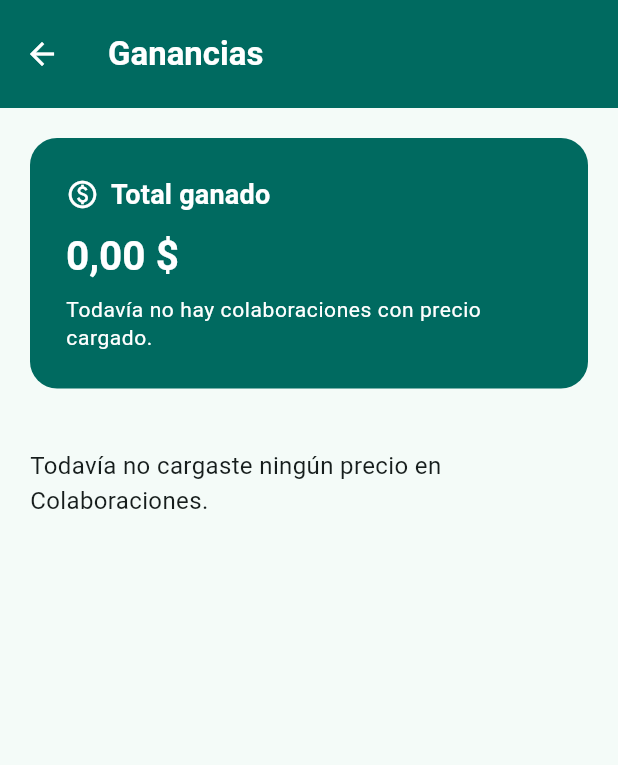
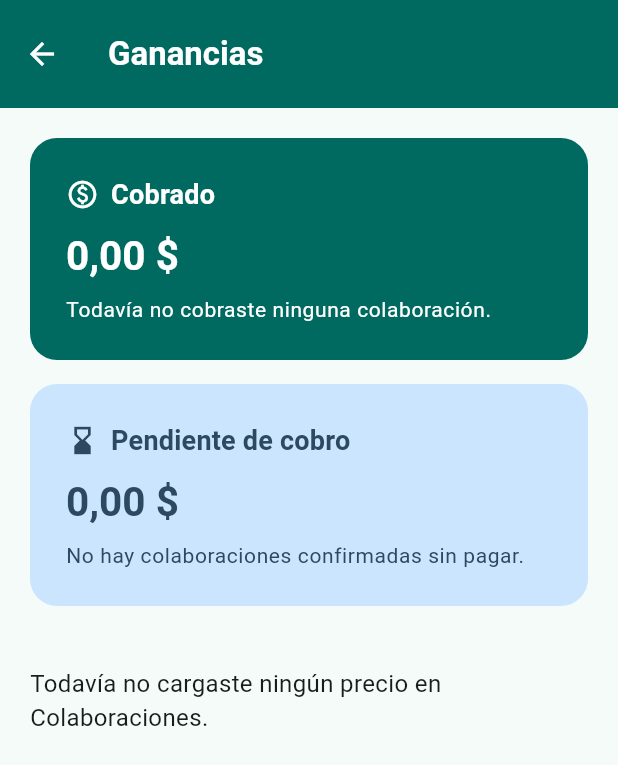
Before and after one commit to LudmilaCeleste/reels_manager, a Flutter app: the GananciasScreen screen opened directly, on a phone screen of 412 x 824 dp. Shown: the top 765 px of the screen. Run offline on Flutter 3.47's test engine with Material 3 defaults, Android fonts, the phone set to English and light mode, and no system bars; our stand-ins replace cloud_firestore, equatable, firebase_auth, firebase_core, flutter_riverpod, table_calendar; missing offline and left inert: flutter_inappwebview; accounts and stored records are empty.

Commit message:
Separar cobrado de pendiente en Ganancias y mejorar el reproductor de reels
Colaboraciones suma el estado "Pagada" (antes solo existian Confirmada
y Publicada, y una confirmada se contaba como plata ganada aunque no
se hubiera cobrado). Ganancias ahora muestra "Cobrado" (pagada o
publicada) y "Pendiente de cobro" (confirmada sin pagar) por separado
en vez de un unico total que mezclaba ambas cosas.

El reproductor de reels ahora muestra el video como una tarjeta de
telefono grande centrada (respetando el 9:16), con degradado del verde
de marca alrededor en vez de dejar el webview estirado a toda la
ventana sobre fondo negro.

Co-Authored-By: Claude Sonnet 5 <noreply@anthropic.com>

```diff
--- a/lib/features/colaboraciones/domain/usecases/calcular_totales.dart
+++ b/lib/features/colaboraciones/domain/usecases/calcular_totales.dart
@@ -1,33 +1,52 @@
 import '../entities/colaboracion.dart';
 
-/// Totales calculados a partir de la lista de colaboraciones: cuánto ya
-/// se ganó en total. Como el equipo solo carga colaboraciones ya
-/// cerradas (confirmadas o publicadas — no hay estado de "propuesta"),
-/// alcanza con sumar el precio de todas las que lo tengan cargado. Es
-/// una función pura de dominio, sin Flutter ni Firebase.
+/// Totales calculados a partir de la lista de colaboraciones, separando
+/// lo que ya se cobró (pagada o publicada — publicada implica pagada)
+/// de lo que todavía está pendiente (confirmada sin pagar). Es una
+/// función pura de dominio, sin Flutter ni Firebase.
 class TotalesColaboraciones {
   const TotalesColaboraciones({
-    required this.totalGanado,
-    required this.cantidadGanado,
+    required this.totalCobrado,
+    required this.cantidadCobrado,
+    required this.totalPendiente,
+    required this.cantidadPendiente,
   });
 
-  final double totalGanado;
-  final int cantidadGanado;
+  final double totalCobrado;
+  final int cantidadCobrado;
+  final double totalPendiente;
+  final int cantidadPendiente;
+
+  double get totalGeneral => totalCobrado + totalPendiente;
+  int get cantidadGeneral => cantidadCobrado + cantidadPendiente;
 }
 
+bool _estaCobrada(Colaboracion colaboracion) =>
+    colaboracion.estado == EstadoColaboracion.pagada ||
+    colaboracion.estado == EstadoColaboracion.publicada;
+
 TotalesColaboraciones calcularTotales(List<Colaboracion> colaboraciones) {
-  var totalGanado = 0.0;
-  var cantidadGanado = 0;
+  var totalCobrado = 0.0;
+  var cantidadCobrado = 0;
+  var totalPendiente = 0.0;
+  var cantidadPendiente = 0;
 
   for (final colaboracion in colaboraciones) {
     final precio = colaboracion.precio;
     if (precio == null) continue;
-    totalGanado += precio;
-    cantidadGanado++;
+    if (_estaCobrada(colaboracion)) {
+      totalCobrado += precio;
+      cantidadCobrado++;
+    } else {
+      totalPendiente += precio;
+      cantidadPendiente++;
+    }
   }
 
   return TotalesColaboraciones(
-    totalGanado: totalGanado,
-    cantidadGanado: cantidadGanado,
+    totalCobrado: totalCobrado,
+    cantidadCobrado: cantidadCobrado,
+    totalPendiente: totalPendiente,
+    cantidadPendiente: cantidadPendiente,
   );
 }
--- a/lib/features/colaboraciones/presentation/screens/ganancias_screen.dart
+++ b/lib/features/colaboraciones/presentation/screens/ganancias_screen.dart
@@ -6,11 +6,12 @@ import '../../domain/entities/colaboracion.dart';
 import '../../domain/usecases/calcular_totales.dart';
 import '../providers/colaboracion_providers.dart';
 
-/// Resumen de plata: cuánto se ganó en total con las colaboraciones
-/// cargadas (todas están confirmadas o publicadas — no hay estado de
-/// propuesta sin cerrar), calculado a partir de las mismas
-/// colaboraciones — no es una colección aparte en Firestore, se
-/// recalcula solo cuando algo cambia.
+/// Resumen de plata: cuánto ya se cobró y cuánto queda pendiente de
+/// cobro con las colaboraciones cargadas, calculado a partir de las
+/// mismas colaboraciones — no es una colección aparte en Firestore, se
+/// recalcula solo cuando algo cambia. Una colaboración cuenta como
+/// cobrada si está "Pagada" o "Publicada"; si está "Confirmada (sin
+/// pagar)" cuenta como pendiente.
 class GananciasScreen extends ConsumerWidget {
   const GananciasScreen({super.key});
 
@@ -32,14 +33,25 @@ class GananciasScreen extends ConsumerWidget {
             padding: const EdgeInsets.all(20),
             children: [
               _TarjetaTotal(
-                titulo: 'Total ganado',
-                subtitulo: totales.cantidadGanado == 0
-                    ? 'Todavía no hay colaboraciones con precio cargado.'
-                    : 'De ${totales.cantidadGanado} colaboración${totales.cantidadGanado == 1 ? '' : 'es'} con precio cargado.',
-                monto: totales.totalGanado,
+                titulo: 'Cobrado',
+                subtitulo: totales.cantidadCobrado == 0
+                    ? 'Todavía no cobraste ninguna colaboración.'
+                    : 'De ${totales.cantidadCobrado} colaboración${totales.cantidadCobrado == 1 ? '' : 'es'} pagada${totales.cantidadCobrado == 1 ? '' : 's'} o publicada${totales.cantidadCobrado == 1 ? '' : 's'}.',
+                monto: totales.totalCobrado,
                 colorFondo: colorScheme.primary,
                 colorTexto: colorScheme.onPrimary,
                 icono: Icons.paid_outlined,
+              ),
+              const SizedBox(height: 16),
+              _TarjetaTotal(
+                titulo: 'Pendiente de cobro',
+                subtitulo: totales.cantidadPendiente == 0
+                    ? 'No hay colaboraciones confirmadas sin pagar.'
+                    : 'De ${totales.cantidadPendiente} colaboración${totales.cantidadPendiente == 1 ? '' : 'es'} confirmada${totales.cantidadPendiente == 1 ? '' : 's'} sin pagar.',
+                monto: totales.totalPendiente,
+                colorFondo: colorScheme.tertiaryContainer,
+                colorTexto: colorScheme.onTertiaryContainer,
+                icono: Icons.hourglass_bottom_outlined,
               ),
               const SizedBox(height: 28),
               if (conPrecio.isEmpty)
```
Also changed, not shown: lib/features/colaboraciones/domain/entities/colaboracion.dart (+7 -3 lines), lib/features/reels/presentation/screens/reel_reproductor_screen.dart (+50 -2 lines).
